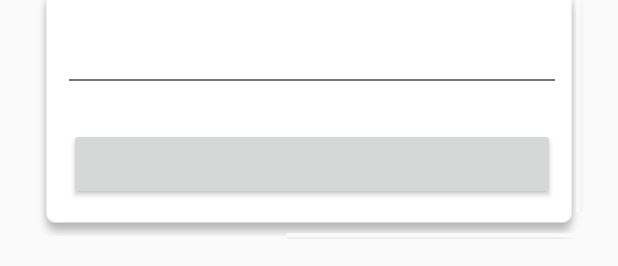
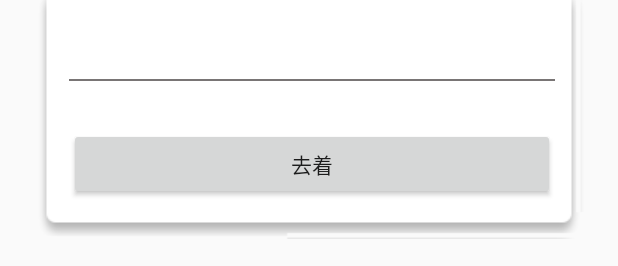
Before and after one commit to zhaowenhao1234/scs-APP, an Android app: the layout popup_window.xml on its own in the app's theme, with its tools: preview values and no code run, on a phone screen of 412 x 824 dp. Shown: the part 967-1233 px from the top of the screen. Run offline under Robolectric (Android 15) with nearby library versions, the phone set to English and light mode, and no system bars.

```diff
--- a/app/src/main/java/com/example/zwh/scs/Activity/MainActivity.java
+++ b/app/src/main/java/com/example/zwh/scs/Activity/MainActivity.java
@@ -364,11 +364,9 @@ public class MainActivity extends BaseActivity implements View.OnClickListener {
                 myLocationListener.showMyLocaton(myLocationListener.location);
                 break;
 
-
             case R.id.openYingYan:
                 initYingYan();
                 break;
-
 
             case R.id.map_mode:
                 changeMapMode();
--- a/app/src/main/res/layout/popup_window.xml
+++ b/app/src/main/res/layout/popup_window.xml
@@ -47,6 +47,7 @@
 
             <Button
                 android:id="@+id/go_here"
+                android:text="去着"
                 android:layout_width="match_parent"
                 android:layout_height="wrap_content" />
 
```
